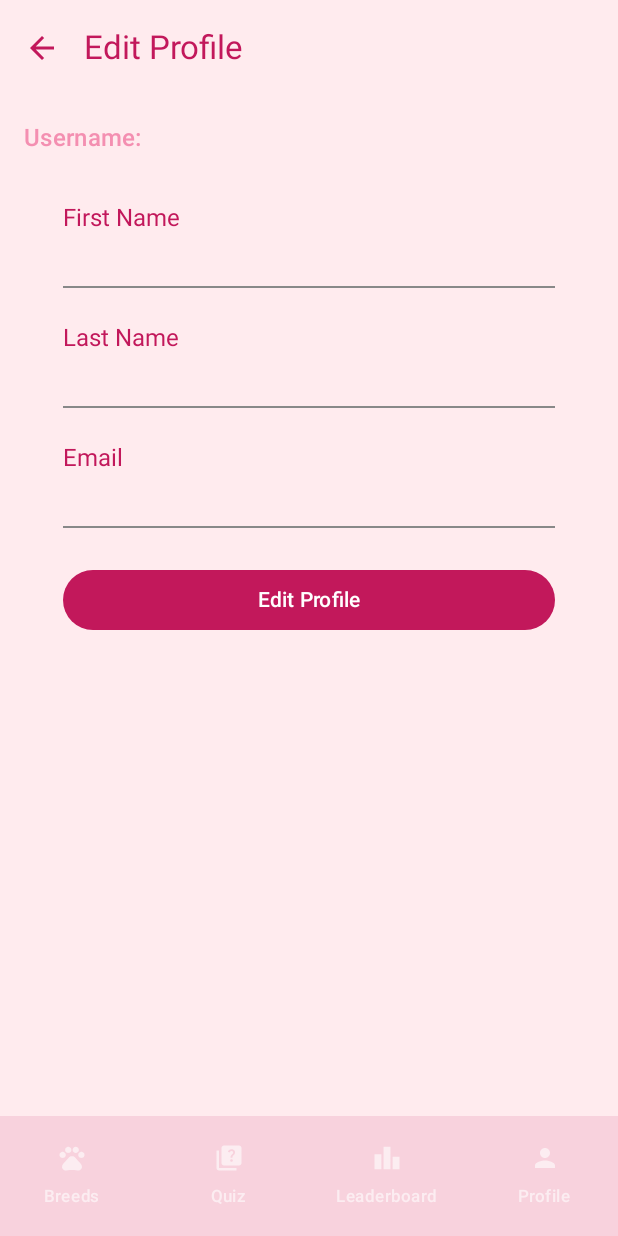
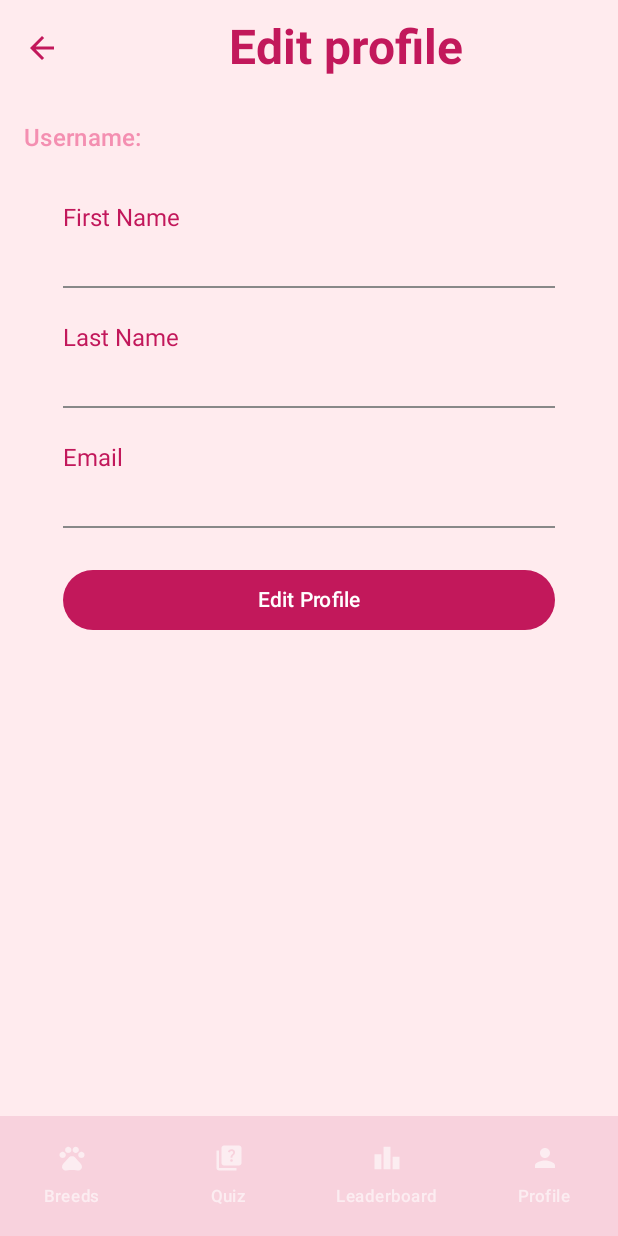
Before and after one commit to marija1409/meoworld, an Android app built with Jetpack Compose: the edit screen opened through its navigation route, on a phone screen of 412 x 824 dp. Run offline under Robolectric (Android 15) with nearby library versions, the phone set to English and light mode, and no system bars; our stand-ins replace Dagger/Hilt's generated code; network calls fail.

Commit message:
Title changes

```diff
--- a/app/src/main/java/com/example/meoworld/core/compose/BestGlobalRank.kt
+++ b/app/src/main/java/com/example/meoworld/core/compose/BestGlobalRank.kt
@@ -26,12 +26,10 @@ fun BestGlobalRank(
         InformationRow(
             title = "Rank: ",
             value = bestGlobalRank.first.toString(),
-            addUnderline = false
         )
         InformationRow(
             title = "Score: ",
             value = bestGlobalRank.second.toString(),
-            addUnderline = false
         )
     }
 }
--- a/app/src/main/java/com/example/meoworld/core/compose/QuizHistorySegment.kt
+++ b/app/src/main/java/com/example/meoworld/core/compose/QuizHistorySegment.kt
@@ -42,7 +42,6 @@ fun QuizHistorySegment(
     InformationRow(
         title = "Games played",
         value = quizResults.size.toString(),
-        addUnderline = false
     )
 
     Spacer(modifier = Modifier.height(16.dp))
--- a/app/src/main/java/com/example/meoworld/features/cats/gallery/GalleryScreen.kt
+++ b/app/src/main/java/com/example/meoworld/features/cats/gallery/GalleryScreen.kt
@@ -64,7 +64,7 @@ fun BreedImagesScreen(
                         )
                     }
                 },
-                title = { Text("Images for breed") }
+                title = {  }
             )
 
             BoxWithConstraints(
--- a/app/src/main/java/com/example/meoworld/features/user/edit/ProfileEditScreen.kt
+++ b/app/src/main/java/com/example/meoworld/features/user/edit/ProfileEditScreen.kt
@@ -2,6 +2,7 @@ package com.example.meoworld.features.user.edit
 
 import androidx.compose.foundation.layout.Column
 import androidx.compose.foundation.layout.PaddingValues
+import androidx.compose.foundation.layout.fillMaxWidth
 import androidx.compose.foundation.layout.padding
 import androidx.compose.foundation.rememberScrollState
 import androidx.compose.foundation.verticalScroll
@@ -11,7 +12,9 @@ import androidx.compose.material3.*
 import androidx.compose.material3.MaterialTheme.colorScheme
 import androidx.compose.runtime.*
 import androidx.compose.ui.Modifier
+import androidx.compose.ui.text.font.FontWeight
 import androidx.compose.ui.text.input.TextFieldValue
+import androidx.compose.ui.text.style.TextAlign
 import androidx.compose.ui.unit.dp
 import androidx.hilt.navigation.compose.hiltViewModel
 import androidx.navigation.NavController
@@ -62,7 +65,16 @@ fun ProfileEditScreen(
                         )
                     }
                 },
-                title = { Text("Edit Profile") }
+                title = {
+                    Text(
+                        text = "Edit profile",
+                        modifier = Modifier.fillMaxWidth(),
+                        textAlign = TextAlign.Center,
+                        style = MaterialTheme.typography.headlineLarge.copy(
+                            fontWeight = FontWeight.Bold
+                        )
+                    )
+                }
             )
 
             if (state.fetchingData) {
```
Also changed, not shown: app/src/main/java/com/example/meoworld/core/compose/InformationRow.kt (+7 -14 lines), app/src/main/java/com/example/meoworld/core/compose/LoadingQuestionsScreen.kt (added, +41 -0 lines), app/src/main/java/com/example/meoworld/core/compose/UserInfo.kt (+0 -16 lines), app/src/main/java/com/example/meoworld/features/user/profile/ProfileScreen.kt (+12 -1 lines).
